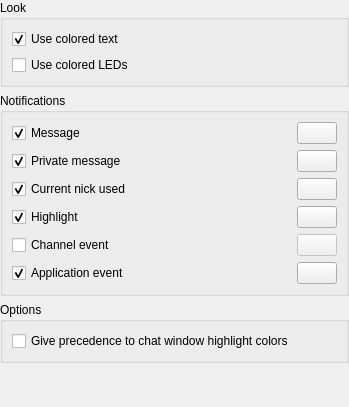
This is src/config/tabnotifications_config.ui in KDE/konversation as Qt 5 draws it before an edit. The edited form follows.
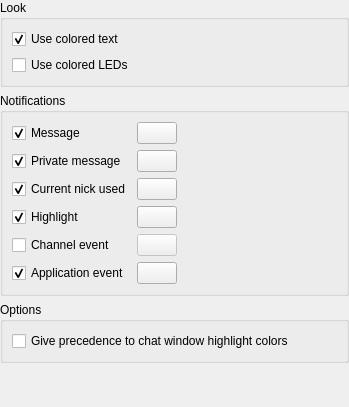
This is the edited form. Custom widgets are drawn as their Qt base class.

Commit message: Notification Tabs page: move color buttons next to type checkboxes

```diff
--- a/src/config/tabnotifications_config.ui
+++ b/src/config/tabnotifications_config.ui
@@ -44,10 +44,72 @@
      <property name="title" >
       <string>Notifications</string>
      </property>
-     <layout class="QGridLayout" >
-      <item row="5" column="0" colspan="3" >
-       <widget class="QCheckBox" name="kcfg_TabNotificationsSystem" >
-        <property name="whatsThis" >
+     <layout class="QGridLayout">
+      <item row="3" column="1">
+       <widget class="KColorButton" name="kcfg_TabNotificationsHighlightsColor">
+        <property name="text">
+         <string/>
+        </property>
+       </widget>
+      </item>
+      <item row="2" column="1">
+       <widget class="KColorButton" name="kcfg_TabNotificationsNickColor">
+        <property name="text">
+         <string/>
+        </property>
+       </widget>
+      </item>
+      <item row="1" column="1">
+       <widget class="KColorButton" name="kcfg_TabNotificationsPrivateColor">
+        <property name="text">
+         <string/>
+        </property>
+        <property name="defaultColor">
+         <color>
+          <red>0</red>
+          <green>0</green>
+          <blue>0</blue>
+         </color>
+        </property>
+       </widget>
+      </item>
+      <item row="0" column="1">
+       <widget class="KColorButton" name="kcfg_TabNotificationsMsgsColor">
+        <property name="text">
+         <string/>
+        </property>
+        <property name="defaultColor">
+         <color>
+          <red>0</red>
+          <green>0</green>
+          <blue>0</blue>
+         </color>
+        </property>
+       </widget>
+      </item>
+      <item row="5" column="1">
+       <widget class="KColorButton" name="kcfg_TabNotificationsSystemColor">
+        <property name="text">
+         <string/>
+        </property>
+       </widget>
+      </item>
+      <item row="4" column="0">
+       <widget class="QCheckBox" name="kcfg_TabNotificationsEvents">
+        <property name="whatsThis">
+         <string>Channel events are mode changes or users joining/leaving a channel.</string>
+        </property>
+        <property name="text">
+         <string>Channel event</string>
+        </property>
+        <property name="checked">
+         <bool>false</bool>
+        </property>
+       </widget>
+      </item>
+      <item row="5" column="0">
+       <widget class="QCheckBox" name="kcfg_TabNotificationsSystem">
+        <property name="whatsThis">
          <string>Application events occur in Konsole tabs, the DCC Status tab and other application tabs not used directly for chatting.</string>
         </property>
         <property name="text" >
@@ -58,88 +120,9 @@
         </property>
        </widget>
       </item>
-      <item row="5" column="3" >
-       <spacer name="spacer45_2" >
-        <property name="orientation" >
-         <enum>Qt::Horizontal</enum>
-        </property>
-        <property name="sizeType" >
-         <enum>QSizePolicy::Expanding</enum>
-        </property>
-        <property name="sizeHint" stdset="0" >
-         <size>
-          <width>50</width>
-          <height>21</height>
-         </size>
-        </property>
-       </spacer>
-      </item>
-      <item row="5" column="4" >
-       <widget class="KColorButton" name="kcfg_TabNotificationsSystemColor" >
-        <property name="text" >
-         <string/>
-        </property>
-       </widget>
-      </item>
-      <item row="0" column="0" >
-       <widget class="QCheckBox" name="kcfg_TabNotificationsMsgs" >
-        <property name="text" >
-         <string>Message</string>
-        </property>
-        <property name="checked" >
-         <bool>true</bool>
-        </property>
-       </widget>
-      </item>
-      <item row="0" column="1" colspan="3" >
-       <spacer name="spacer42" >
-        <property name="orientation" >
-         <enum>Qt::Horizontal</enum>
-        </property>
-        <property name="sizeType" >
-         <enum>QSizePolicy::Expanding</enum>
-        </property>
-        <property name="sizeHint" stdset="0" >
-         <size>
-          <width>50</width>
-          <height>21</height>
-         </size>
-        </property>
-       </spacer>
-      </item>
-      <item row="0" column="4" >
-       <widget class="KColorButton" name="kcfg_TabNotificationsMsgsColor" >
-        <property name="text" >
-         <string/>
-        </property>
-        <property name="defaultColor" >
-         <color>
-          <red>0</red>
-          <green>0</green>
-          <blue>0</blue>
-         </color>
-        </property>
-       </widget>
-      </item>
-      <item row="1" column="3" >
-       <spacer name="spacer42_2" >
-        <property name="orientation" >
-         <enum>Qt::Horizontal</enum>
-        </property>
-        <property name="sizeType" >
-         <enum>QSizePolicy::Expanding</enum>
-        </property>
-        <property name="sizeHint" stdset="0" >
-         <size>
-          <width>60</width>
-          <height>21</height>
-         </size>
-        </property>
-       </spacer>
-      </item>
-      <item row="1" column="0" colspan="3" >
-       <widget class="QCheckBox" name="kcfg_TabNotificationsPrivate" >
-        <property name="text" >
+      <item row="1" column="0">
+       <widget class="QCheckBox" name="kcfg_TabNotificationsPrivate">
+        <property name="text">
          <string>Private message</string>
         </property>
         <property name="checked" >
@@ -147,87 +130,14 @@
         </property>
        </widget>
       </item>
-      <item row="1" column="4" >
-       <widget class="KColorButton" name="kcfg_TabNotificationsPrivateColor" >
-        <property name="text" >
-         <string/>
-        </property>
-        <property name="defaultColor" >
-         <color>
-          <red>0</red>
-          <green>0</green>
-          <blue>0</blue>
-         </color>
-        </property>
-       </widget>
-      </item>
-      <item row="2" column="0" colspan="3" >
-       <widget class="QCheckBox" name="kcfg_TabNotificationsNick" >
-        <property name="text" >
-         <string>Current nick used</string>
-        </property>
-        <property name="checked" >
-         <bool>true</bool>
-        </property>
-       </widget>
-      </item>
-      <item row="2" column="3" >
-       <spacer name="spacer44" >
-        <property name="orientation" >
-         <enum>Qt::Horizontal</enum>
-        </property>
-        <property name="sizeType" >
-         <enum>QSizePolicy::Expanding</enum>
-        </property>
-        <property name="sizeHint" stdset="0" >
-         <size>
-          <width>50</width>
-          <height>20</height>
-         </size>
-        </property>
-       </spacer>
-      </item>
-      <item row="3" column="1" colspan="3" >
-       <spacer name="spacer45" >
-        <property name="orientation" >
-         <enum>Qt::Horizontal</enum>
-        </property>
-        <property name="sizeType" >
-         <enum>QSizePolicy::Expanding</enum>
-        </property>
-        <property name="sizeHint" stdset="0" >
-         <size>
-          <width>50</width>
-          <height>21</height>
-         </size>
-        </property>
-       </spacer>
-      </item>
-      <item row="2" column="4" >
-       <widget class="KColorButton" name="kcfg_TabNotificationsNickColor" >
-        <property name="text" >
-         <string/>
-        </property>
-       </widget>
-      </item>
-      <item row="3" column="4" >
-       <widget class="KColorButton" name="kcfg_TabNotificationsHighlightsColor" >
-        <property name="text" >
-         <string/>
-        </property>
-       </widget>
-      </item>
-      <item row="4" column="0" colspan="2" >
-       <widget class="QCheckBox" name="kcfg_TabNotificationsEvents" >
-        <property name="whatsThis" >
-         <string>Channel events are mode changes or users joining/leaving a channel.</string>
-        </property>
-        <property name="text" >
-         <string>Channel event</string>
-        </property>
-        <property name="checked" >
+      <item row="4" column="1">
+       <widget class="KColorButton" name="kcfg_TabNotificationsEventsColor">
+        <property name="enabled">
          <bool>false</bool>
         </property>
+        <property name="text">
+         <string/>
+        </property>
        </widget>
       </item>
       <item row="3" column="0" >
@@ -240,32 +150,39 @@
         </property>
        </widget>
       </item>
-      <item row="4" column="2" colspan="2" >
-       <spacer name="spacer43" >
-        <property name="orientation" >
+      <item row="2" column="0">
+       <widget class="QCheckBox" name="kcfg_TabNotificationsNick">
+        <property name="text">
+         <string>Current nick used</string>
+        </property>
+        <property name="checked">
+         <bool>true</bool>
+        </property>
+       </widget>
+      </item>
+      <item row="0" column="0">
+       <widget class="QCheckBox" name="kcfg_TabNotificationsMsgs">
+        <property name="text">
+         <string>Message</string>
+        </property>
+        <property name="checked">
+         <bool>true</bool>
+        </property>
+       </widget>
+      </item>
+      <item row="0" column="2">
+       <spacer name="horizontalSpacer">
+        <property name="orientation">
          <enum>Qt::Horizontal</enum>
         </property>
-        <property name="sizeType" >
-         <enum>QSizePolicy::Expanding</enum>
-        </property>
-        <property name="sizeHint" stdset="0" >
+        <property name="sizeHint" stdset="0">
          <size>
-          <width>50</width>
+          <width>40</width>
           <height>20</height>
          </size>
         </property>
        </spacer>
       </item>
-      <item row="4" column="4" >
-       <widget class="KColorButton" name="kcfg_TabNotificationsEventsColor" >
-        <property name="enabled" >
-         <bool>false</bool>
-        </property>
-        <property name="text" >
-         <string/>
-        </property>
-       </widget>
-      </item>
      </layout>
     </widget>
    </item>
```
Left out of the diff: 110 changed lines with no effect on the pictures.
